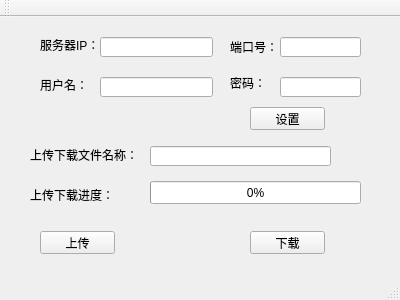
Qt form mainwindow.ui (weirdSugar/graduPro) before a commit.
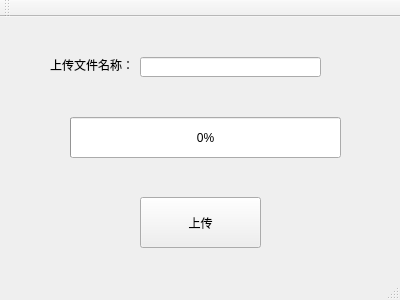
The same form after that commit.

```diff
--- a/mainwindow.ui
+++ b/mainwindow.ui
@@ -14,26 +14,13 @@
    <string>MainWindow</string>
   </property>
   <widget class="QWidget" name="centralWidget">
-   <widget class="QPushButton" name="downloadButton">
-    <property name="geometry">
-     <rect>
-      <x>250</x>
-      <y>214</y>
-      <width>75</width>
-      <height>23</height>
-     </rect>
-    </property>
-    <property name="text">
-     <string>下载</string>
-    </property>
-   </widget>
    <widget class="QPushButton" name="uploadButton">
     <property name="geometry">
      <rect>
-      <x>40</x>
-      <y>214</y>
-      <width>75</width>
-      <height>23</height>
+      <x>140</x>
+      <y>180</y>
+      <width>121</width>
+      <height>51</height>
      </rect>
     </property>
     <property name="text">
@@ -43,8 +30,8 @@
    <widget class="QLineEdit" name="lineEdit">
     <property name="geometry">
      <rect>
-      <x>150</x>
-      <y>129</y>
+      <x>140</x>
+      <y>40</y>
       <width>181</width>
       <height>20</height>
      </rect>
@@ -53,10 +40,10 @@
    <widget class="QProgressBar" name="progressBar">
     <property name="geometry">
      <rect>
-      <x>150</x>
-      <y>164</y>
-      <width>211</width>
-      <height>23</height>
+      <x>70</x>
+      <y>100</y>
+      <width>271</width>
+      <height>41</height>
      </rect>
     </property>
     <property name="mouseTracking">
@@ -72,14 +59,14 @@
    <widget class="QLabel" name="label">
     <property name="geometry">
      <rect>
-      <x>30</x>
-      <y>130</y>
-      <width>111</width>
+      <x>50</x>
+      <y>40</y>
+      <width>81</width>
       <height>16</height>
      </rect>
     </property>
     <property name="text">
-     <string>上传下载文件名称：</string>
+     <string>上传文件名称：</string>
     </property>
    </widget>
    <widget class="QLabel" name="label_2">
@@ -92,118 +79,7 @@
      </rect>
     </property>
     <property name="text">
-     <string>上传下载进度：</string>
-    </property>
-   </widget>
-   <widget class="QLabel" name="label_3">
-    <property name="geometry">
-     <rect>
-      <x>40</x>
-      <y>20</y>
-      <width>61</width>
-      <height>16</height>
-     </rect>
-    </property>
-    <property name="text">
-     <string>服务器IP：</string>
-    </property>
-   </widget>
-   <widget class="QLabel" name="label_4">
-    <property name="geometry">
-     <rect>
-      <x>230</x>
-      <y>22</y>
-      <width>51</width>
-      <height>16</height>
-     </rect>
-    </property>
-    <property name="text">
-     <string>端口号：</string>
-    </property>
-   </widget>
-   <widget class="QLabel" name="label_5">
-    <property name="geometry">
-     <rect>
-      <x>40</x>
-      <y>60</y>
-      <width>61</width>
-      <height>16</height>
-     </rect>
-    </property>
-    <property name="text">
-     <string>用户名：</string>
-    </property>
-   </widget>
-   <widget class="QLabel" name="label_6">
-    <property name="geometry">
-     <rect>
-      <x>230</x>
-      <y>58</y>
-      <width>51</width>
-      <height>16</height>
-     </rect>
-    </property>
-    <property name="text">
-     <string>密码：</string>
-    </property>
-   </widget>
-   <widget class="QLineEdit" name="serverIP">
-    <property name="geometry">
-     <rect>
-      <x>100</x>
-      <y>20</y>
-      <width>113</width>
-      <height>20</height>
-     </rect>
-    </property>
-   </widget>
-   <widget class="QLineEdit" name="port">
-    <property name="geometry">
-     <rect>
-      <x>280</x>
-      <y>20</y>
-      <width>81</width>
-      <height>20</height>
-     </rect>
-    </property>
-   </widget>
-   <widget class="QLineEdit" name="userName">
-    <property name="geometry">
-     <rect>
-      <x>100</x>
-      <y>60</y>
-      <width>113</width>
-      <height>20</height>
-     </rect>
-    </property>
-   </widget>
-   <widget class="QLineEdit" name="passWord">
-    <property name="geometry">
-     <rect>
-      <x>280</x>
-      <y>60</y>
-      <width>81</width>
-      <height>20</height>
-     </rect>
-    </property>
-    <property name="inputMask">
-     <string notr="true"/>
-    </property>
-    <property name="echoMode">
-     <enum>QLineEdit::Password</enum>
-    </property>
-   </widget>
-   <widget class="QPushButton" name="setPara">
-    <property name="geometry">
-     <rect>
-      <x>250</x>
-      <y>90</y>
-      <width>75</width>
-      <height>23</height>
-     </rect>
-    </property>
-    <property name="text">
-     <string>设置</string>
+     <string/>
     </property>
    </widget>
   </widget>
```
